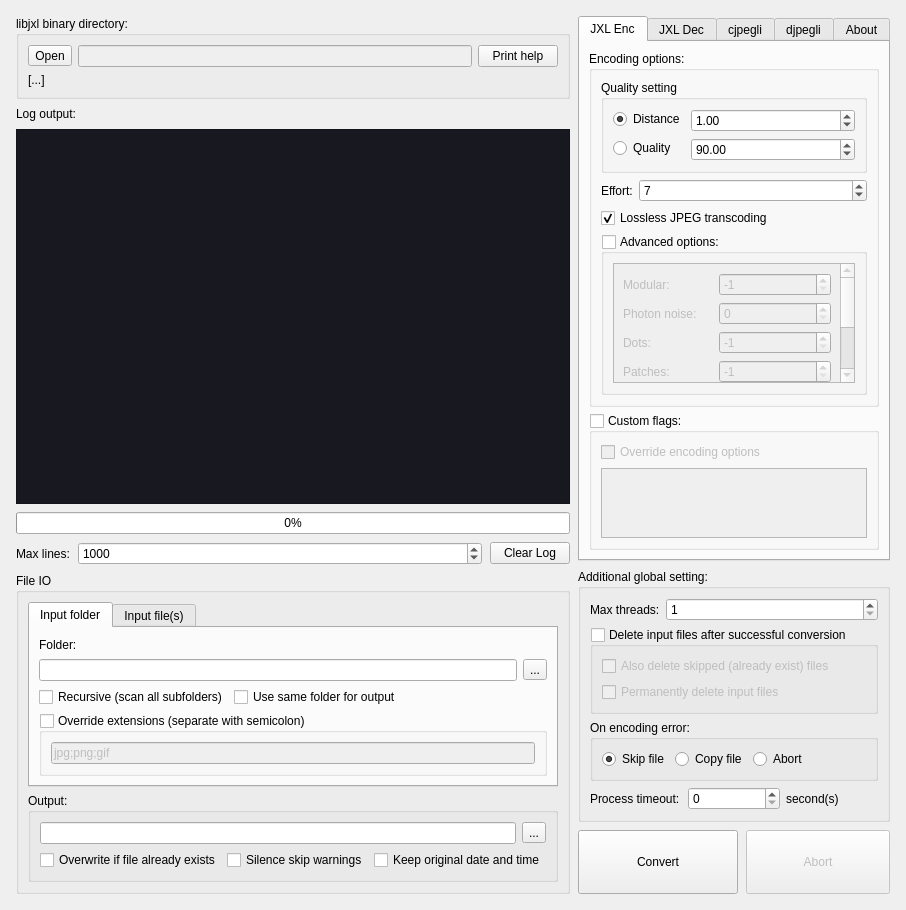
kampidh/jxl-batch-converter, file mainwindow.ui: the form before one commit.
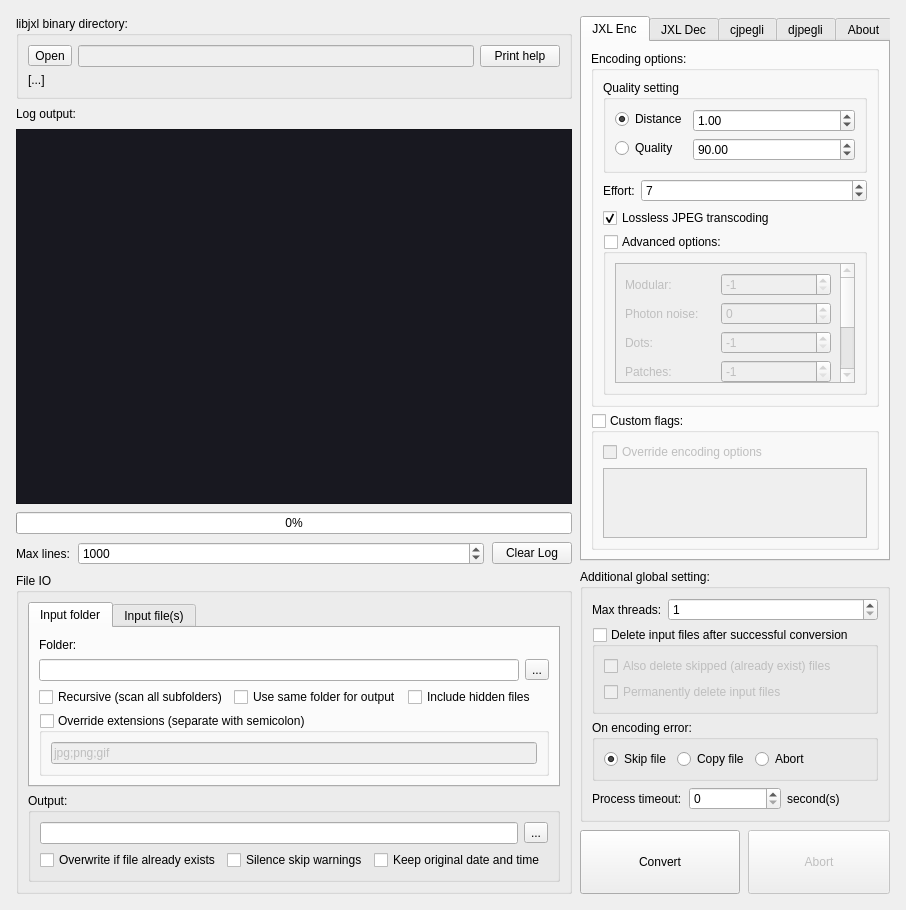
The form after the commit.

Commit message: Add option to scan for hidden files on input folder

```diff
--- a/mainwindow.ui
+++ b/mainwindow.ui
@@ -251,6 +251,16 @@
                    </property>
                   </widget>
                  </item>
+                 <item>
+                  <widget class="QCheckBox" name="inclHiddenChk">
+                   <property name="toolTip">
+                    <string>&lt;html&gt;&lt;head/&gt;&lt;body&gt;&lt;p&gt;Hidden files are skipped by default.&lt;/p&gt;&lt;p&gt;This option forces tool to also scan for hidden files.&lt;/p&gt;&lt;/body&gt;&lt;/html&gt;</string>
+                   </property>
+                   <property name="text">
+                    <string>Include hidden files</string>
+                   </property>
+                  </widget>
+                 </item>
                  <item>
                   <spacer name="horizontalSpacer">
                    <property name="orientation">
```
The commit also changes 1 other file.
